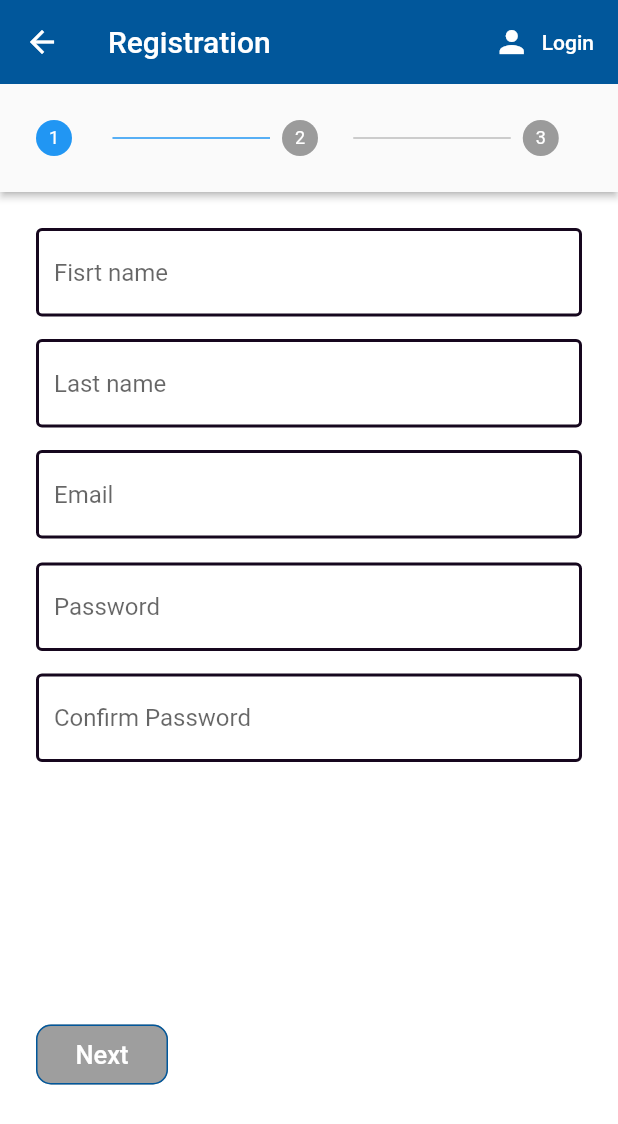
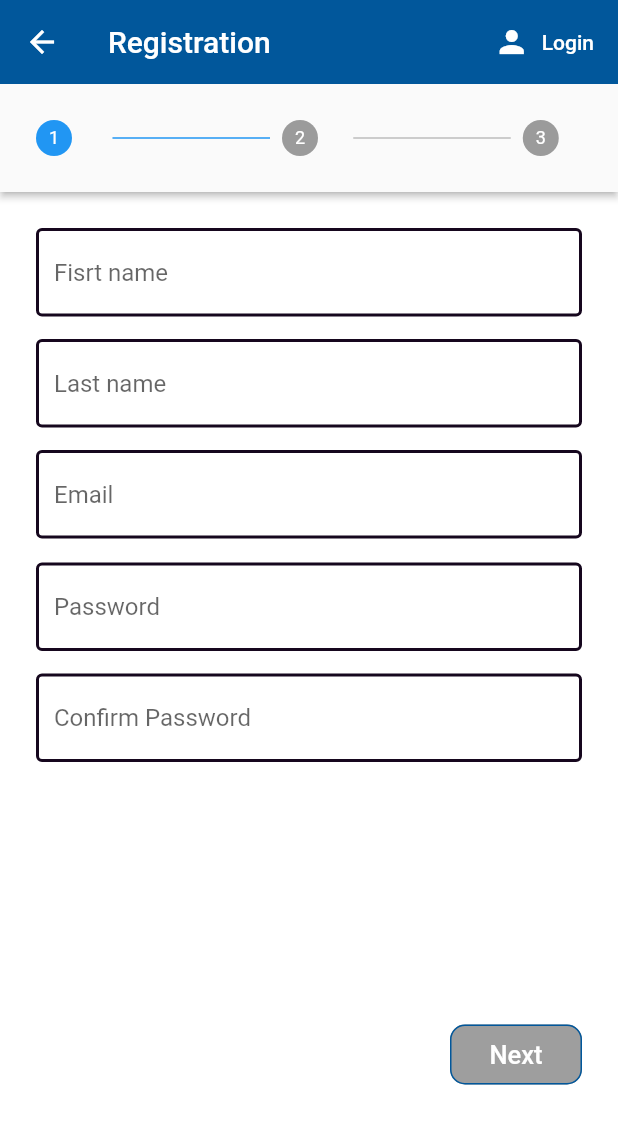
Before and after one commit to Zizu098/Zoda2020, a Flutter app: the Register screen opened by its route, on a phone screen of 412 x 824 dp. Shown: the top 1124 px of the screen. Run offline on Flutter 3.47's test engine with Material 2 defaults, Android fonts, the phone set to English and light mode, and no system bars; our stand-ins replace cloud_firestore, dio, firebase_auth, firebase_storage, flutter_spinkit, font_awesome_flutter and 1 more; missing offline and left inert: custom_switch; accounts and stored records are empty; network calls fail.

Commit message:
float next button right

```diff
--- a/lib/screens/authenticate/register.dart
+++ b/lib/screens/authenticate/register.dart
@@ -106,7 +106,6 @@ class _RegisterState extends State<Register> {
                       mainAxisAlignment: MainAxisAlignment.spaceBetween,
                       children: <Widget>[
                         if (_currentStep > 0)(
-
                             RaisedButton(
                               color: Colors.lightBlue[900],
                               padding: const EdgeInsets.all(10.0),
@@ -118,8 +117,13 @@ class _RegisterState extends State<Register> {
                               child: Text('Back',
                                   style: TextStyle(
                                       color: Colors.white, fontSize: 17)),
-                            ))
-                          ,
+                            )
+                            )else(
+                              Visibility(
+                                visible: false,
+                              child: RaisedButton(
+                                onPressed: null)
+                            )),
                         RaisedButton(
                           color: Colors.lightBlue[900],
                           padding: const EdgeInsets.all(10.0),
@@ -360,7 +364,7 @@ class _RegisterState extends State<Register> {
                                   ),
                                 ],
                               ),
-                              SizedBox(height: 40.0),
+                              SizedBox(height:0.0),
                             ],
                           ),
                         ),
```
Also changed, not shown: pubspec.lock, 1 other file.
